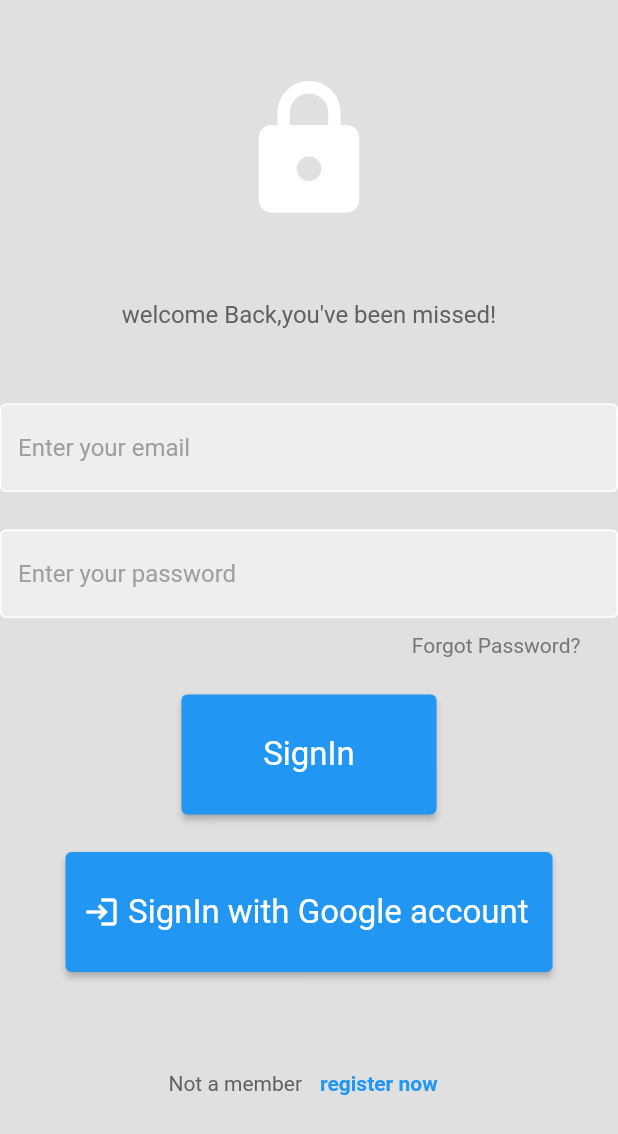
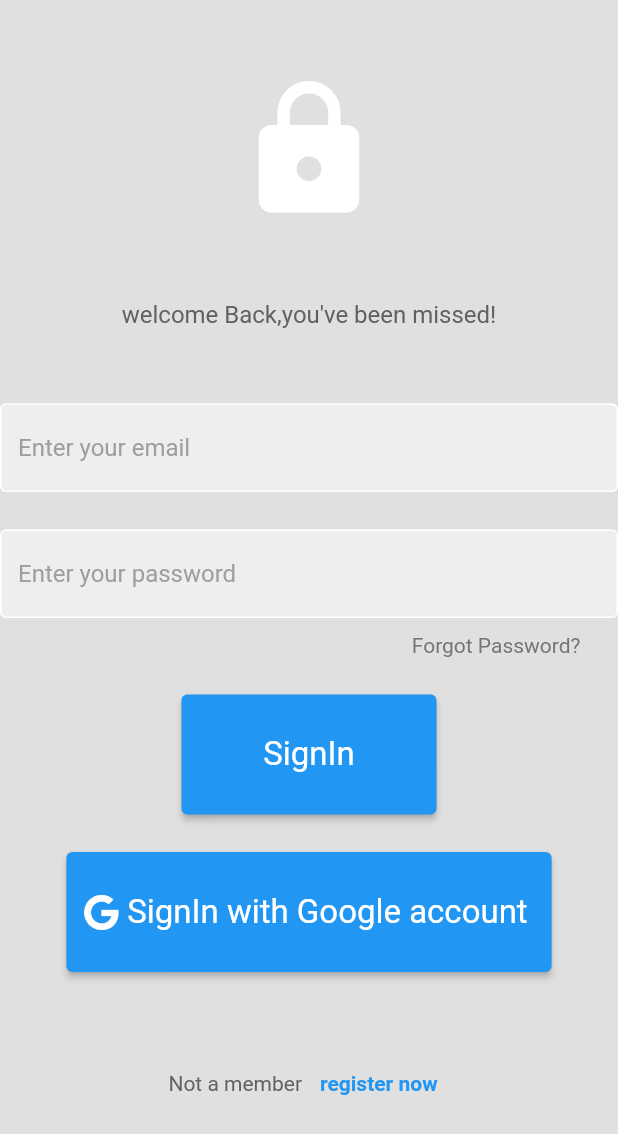
Before and after one commit to anujsinghrawat/movies_app, a Flutter app: the screen it shows after launch, after a tap on "SignIn with Google account", on a phone screen of 412 x 824 dp. Shown: the top 1134 px of the screen. Run offline on Flutter 3.47's test engine with Material 2 defaults, Android fonts, the phone set to English and light mode, and no system bars; our stand-ins replace firebase_auth, firebase_core, font_awesome_flutter, google_sign_in; accounts and stored records are empty; network calls fail.

Commit message:
googleSignIn
Signed-off-by: Anuj Singh Rawat <84454648+anujsinghrawat@users.noreply.github.com>

```diff
--- a/lib/main.dart
+++ b/lib/main.dart
@@ -2,6 +2,7 @@ import 'package:firebase_auth/firebase_auth.dart';
 import 'package:flutter/material.dart';
 import 'package:firebase_core/firebase_core.dart';
 import 'package:movies_app/routes/app_routes.dart';
+import 'package:movies_app/services/auth_service.dart';
 import 'package:movies_app/services/user.dart';
 import 'package:movies_app/widgets/home.dart';
 import 'package:movies_app/widgets/login_page.dart';
@@ -34,11 +35,11 @@ class _MyAppState extends State<MyApp> {
   Widget build(BuildContext context) {
     return MaterialApp(
         debugShowCheckedModeBanner: false,
-        // home: HomePage(),
-        home: StreamBuilder(
-          stream: FirebaseAuth.instance.authStateChanges(),
-          builder: ((context, snapshot) => snapshot.hasData?HomePage():LoginWidget()),
-        ),
+        home: AuthService().handleAuthState(),
+        // home: StreamBuilder(
+        //   stream: FirebaseAuth.instance.authStateChanges(),
+        //   builder: ((context, snapshot) => snapshot.hasData?HomePage():LoginWidget()),
+        // ),
         theme: ThemeData.dark(),
 
         // initialRoute: getIntialRoute(),
--- /dev/null
+++ b/lib/services/auth_service.dart
@@ -0,0 +1,40 @@
+import 'package:firebase_auth/firebase_auth.dart';
+import 'package:flutter/material.dart';
+import 'package:google_sign_in/google_sign_in.dart';
+
+import '../widgets/home.dart';
+import '../widgets/login_page.dart';
+
+class AuthService {
+
+  handleAuthState() {
+    return StreamBuilder(
+      stream: FirebaseAuth.instance.authStateChanges(),
+      builder: ((context, snapshot) =>
+          snapshot.hasData ? HomePage() : LoginWidget()),
+    );
+  }
+
+  signInWithGoogle() async {
+    // Trigger the authentication flow
+    final GoogleSignInAccount? googleUser = await GoogleSignIn().signIn();
+
+    // Obtain the auth details from the request
+    final GoogleSignInAuthentication? googleAuth =
+        await googleUser?.authentication;
+
+    // Create a new credential
+    final credential = GoogleAuthProvider.credential(
+      accessToken: googleAuth?.accessToken,
+      idToken: googleAuth?.idToken,
+    );
+
+    // Once signed in, return the UserCredential
+    return await FirebaseAuth.instance.signInWithCredential(credential);
+
+  }
+
+  signOut(){
+    FirebaseAuth.instance.signOut();
+  }
+}
--- a/lib/widgets/login_page.dart
+++ b/lib/widgets/login_page.dart
@@ -1,6 +1,8 @@
+import 'package:font_awesome_flutter/font_awesome_flutter.dart';
 import 'package:google_sign_in/google_sign_in.dart';
 import 'package:firebase_auth/firebase_auth.dart';
 import 'package:flutter/material.dart';
+import 'package:movies_app/services/auth_service.dart';
 
 class LoginWidget extends StatefulWidget {
   @override
@@ -17,7 +19,6 @@ class _LoginWidgetState extends State<LoginWidget> {
 
   //signin google
   Future<UserCredential> signInWithGoogle() async {
-
     // Trigger the authentication flow
     final GoogleSignInAccount? googleUser = await GoogleSignIn().signIn();
 
@@ -32,10 +33,9 @@ class _LoginWidgetState extends State<LoginWidget> {
     );
 
     // Once signed in, return the UserCredential
+    await FirebaseAuth.instance.signInWithCredential(credential);
+    Navigator.pushReplacementNamed(context, '/home');
     return await FirebaseAuth.instance.signInWithCredential(credential);
-
-
-
   }
 
   void signUserIn() async {
@@ -205,13 +205,17 @@ class _LoginWidgetState extends State<LoginWidget> {
                 //Signin with Google account
                 const SizedBox(height: 25),
                 ElevatedButton.icon(
-                  icon: const Icon(Icons.login),
+                  // icon: const Icon(Icons.login),
+                  icon: FaIcon(FontAwesomeIcons.google),
                   label: const Text("SignIn with Google account"),
                   style: ElevatedButton.styleFrom(
                     minimumSize: const Size(170, 80),
                     textStyle: const TextStyle(fontSize: 22),
                   ),
-                  onPressed: signInWithGoogle,
+                  onPressed: () {
+                    AuthService().signInWithGoogle();
+                    print('auth.google.com');
+                  },
                 ),
                 const SizedBox(height: 50),
 
--- a/lib/widgets/signup_page.dart
+++ b/lib/widgets/signup_page.dart
@@ -28,10 +28,12 @@ class _SignUpState extends State<SignUp> {
 
     // try sign in
     try {
-      await FirebaseAuth.instance.createUserWithEmailAndPassword(
+      UserCredential result = await FirebaseAuth.instance.createUserWithEmailAndPassword(
         email: emailController.text,
         password: passwordController.text,
       );
+      User? user = result.user;
+      user?.updateDisplayName(nameController.text);
       // pop the loading circle
       // ignore: use_build_context_synchronously
       Navigator.pop(context);
--- a/pubspec.yaml
+++ b/pubspec.yaml
@@ -35,6 +35,7 @@ dependencies:
   firebase_core: ^2.4.0
   flutter:
     sdk: flutter
+  font_awesome_flutter: ^10.3.0
   google_sign_in: ^5.4.2
   http: ^0.13.5
 
```
Also changed, not shown: lib/widgets/home.dart (+8 -2 lines), pubspec.lock.
